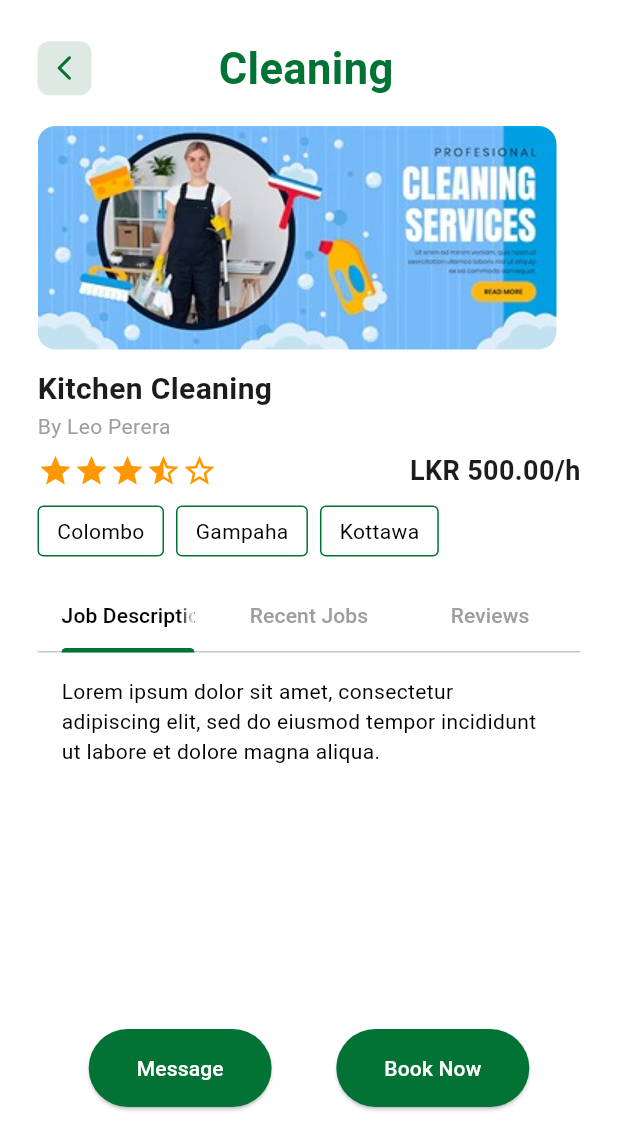
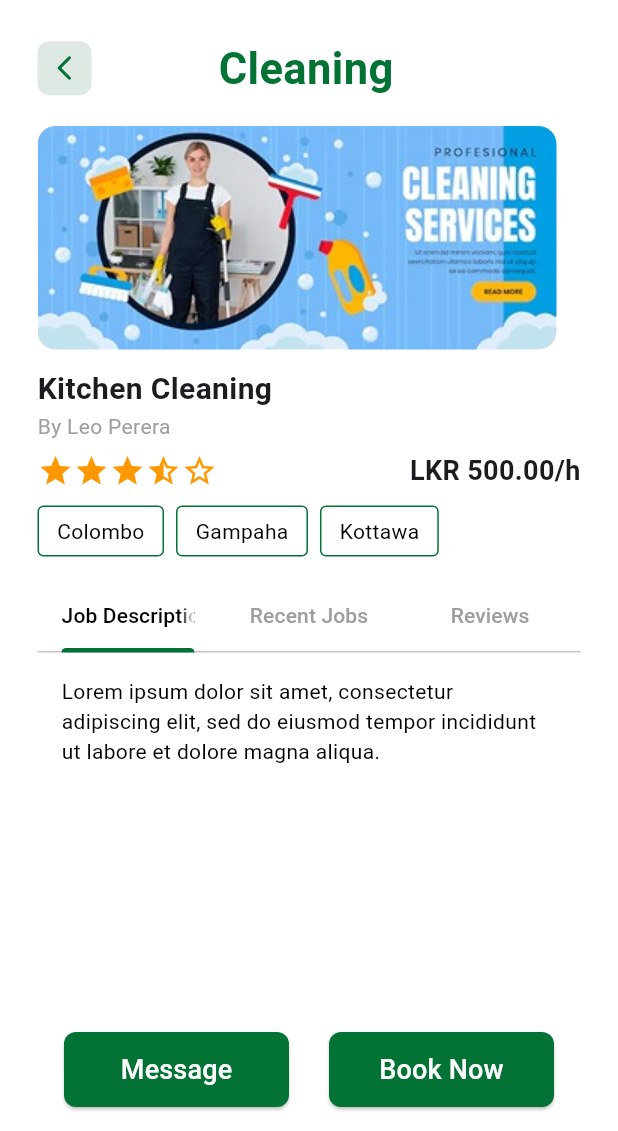
Before and after one commit to sadeesacs/MAD, a Flutter app: the ServiceDetailScreen screen opened directly, on a phone screen of 412 x 824 dp, the part 105-1236 px from its top. Run offline on Flutter 3.47's test engine with Material 3 defaults, Android fonts, the phone set to English and light mode, and no system bars; our stand-ins replace google_maps_flutter.

Commit message:
Service detail page - Bottom Button Frontend Changes

```diff
--- a/connect/lib/Customer/screens/service-detail/widgets/bottom_buttons.dart
+++ b/connect/lib/Customer/screens/service-detail/widgets/bottom_buttons.dart
@@ -19,15 +19,25 @@ class BottomButtons extends StatelessWidget {
   }
 
   Widget _buildButton(String text) {
-    return ElevatedButton(
+    return SizedBox(
+      width: 150,
+      height: 50,
+      child: ElevatedButton(
         onPressed: () {},
         style: ElevatedButton.styleFrom(
           backgroundColor: const Color(0xFF027335),
-        padding: const EdgeInsets.symmetric(horizontal: 32, vertical: 16),
+          padding: EdgeInsets.zero,
+          shape: RoundedRectangleBorder(
+            borderRadius: BorderRadius.circular(8.0),
+          ),
         ),
         child: Text(
           text,
-        style: TextStyle(color: Colors.white),
+          style: const TextStyle(
+            color: Colors.white,
+            fontSize: 18,
+          ),
+        ),
       ),
     );
   }
--- a/connect/lib/Customer/screens/service-listing/service_listing.dart
+++ b/connect/lib/Customer/screens/service-listing/service_listing.dart
@@ -159,7 +159,9 @@ class _ServiceListingScreenState extends State<ServiceListingScreen> {
             right: 0,
             bottom: 30,
             child: const ConnectNavBar(
-              isHomeSelected: true, // Highlight the construction icon
+              isHomeSelected: false,
+              isConstructionSelected: true
+              // Highlight the construction icon
             ),
           ),
         ],
```
Also changed, not shown: connect/lib/Customer/widgets/connect_nav_bar.dart (+6 -2 lines). Lines whose indentation alone changed are shown as unchanged.
